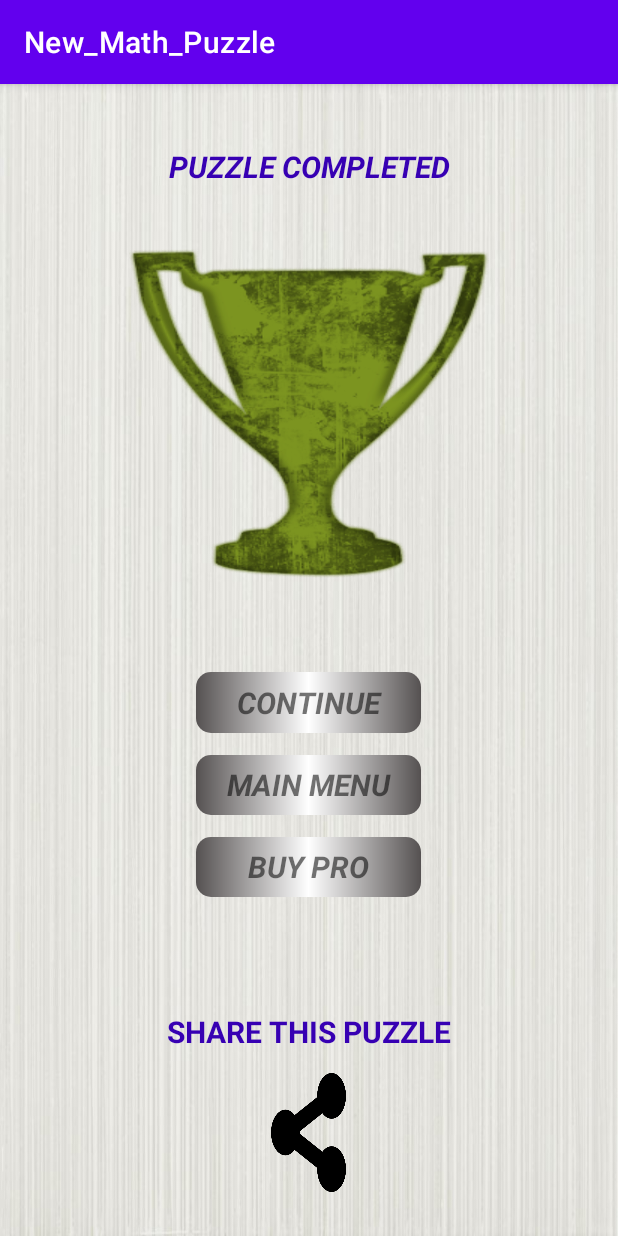
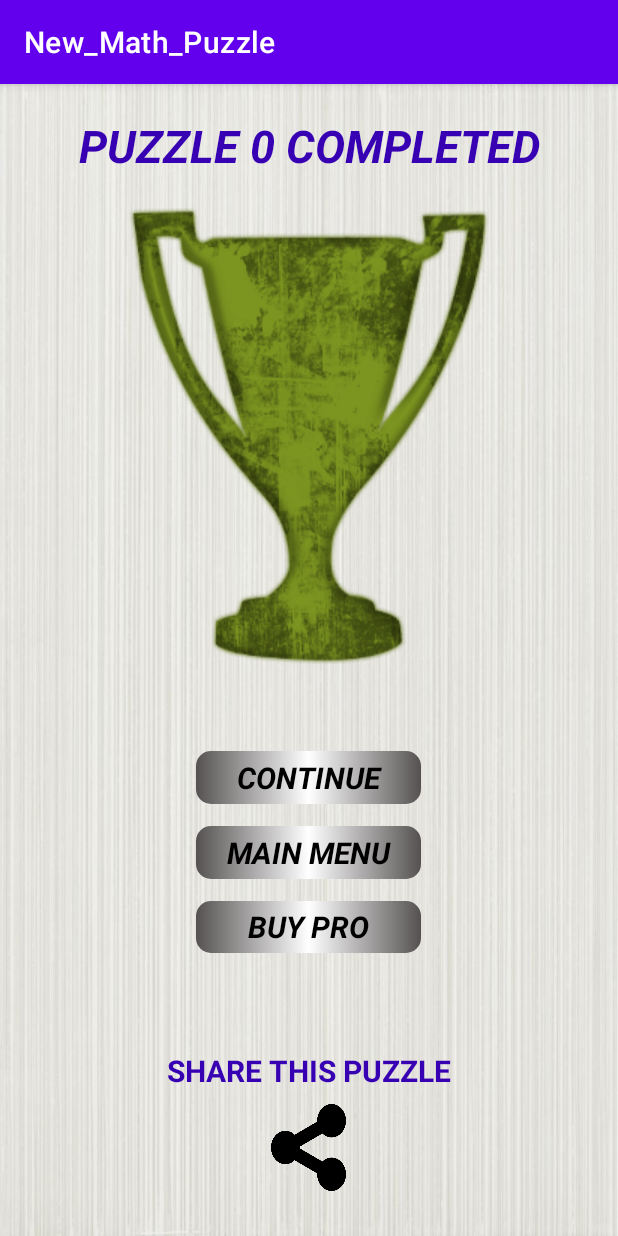
Before and after one commit to DBKakadiya44/MathPuzzle, an Android app: the Winning_page screen opened directly, with no data from a screen before it, on a phone screen of 412 x 824 dp. Run offline under Robolectric (Android 15) with nearby library versions, the phone set to English and light mode, and no system bars.

```diff
--- a/app/src/main/java/com/example/new_math_puzzle/Winning_page.java
+++ b/app/src/main/java/com/example/new_math_puzzle/Winning_page.java
@@ -9,8 +9,8 @@ import androidx.appcompat.app.AppCompatActivity;
 
 public class Winning_page extends AppCompatActivity
 {
-    TextView t1,t2;
-    int levalNo;
+    TextView t1,t2,level;
+    int levelNo;
 
     @Override
     protected void onCreate(Bundle savedInstanceState) {
@@ -18,13 +18,14 @@ public class Winning_page extends AppCompatActivity
         setContentView(R.layout.winning_page);
         t1=findViewById(R.id.continuebutton);
         t2 = findViewById(R.id.mainmenubutton);
-        levalNo = getIntent().getIntExtra("levelNo",0);
-
+        level=findViewById(R.id.winlevel);
+        levelNo = getIntent().getIntExtra("levelNo",0);
+        level.setText("PUZZLE "+levelNo+" COMPLETED");
         t1.setOnClickListener(new View.OnClickListener() {
             @Override
             public void onClick(View v) {
                 Intent intent = new Intent(Winning_page.this,Game_page.class);
-                intent.putExtra("levelNo",levalNo);
+                intent.putExtra("levelNo",levelNo);
                 startActivity(intent);
             }
         });
@@ -33,7 +34,7 @@ public class Winning_page extends AppCompatActivity
             @Override
             public void onClick(View v) {
                 Intent intent = new Intent(Winning_page.this,MainActivity.class);
-                intent.putExtra("levalNo",levalNo);
+                intent.putExtra("levalNo",levelNo);
                 startActivity(intent);
             }
         });
--- a/app/src/main/java/com/example/new_math_puzzle/config.java
+++ b/app/src/main/java/com/example/new_math_puzzle/config.java
@@ -6,5 +6,8 @@ public class config
 //            R.drawable.p8,R.drawable.p9,R.drawable.p10,R.drawable.p11,R.drawable.p12,R.drawable.p13,R.drawable.p14,
 //            R.drawable.p15,R.drawable.p16,R.drawable.p17,R.drawable.p18,R.drawable.p19,R.drawable.p20};
 
-    static String[] ansArr = {"10","20","30","40","50","60","70","80","90","100","110","120","130","140","150","160","170","180","190","200"};
+    static String[] ansArr = {"10","20","30","40","50","60","70","80","90","100",
+            "110","120","130","140","150","160","170","180","190","200",
+            "210","220","230","240","250","260","270","280","290","300",
+            "310","320","330","340","350"};
 }
--- a/app/src/main/res/layout/leval_page.xml
+++ b/app/src/main/res/layout/leval_page.xml
@@ -19,8 +19,9 @@
     <GridView
         android:layout_width="match_parent"
         android:layout_height="match_parent"
-        android:numColumns="4"
-        android:layout_weight="0.7">
+        android:numColumns="3"
+        android:layout_weight="0.7"
+        >
 
     </GridView>
 
--- a/app/src/main/res/layout/second_page.xml
+++ b/app/src/main/res/layout/second_page.xml
@@ -23,11 +23,12 @@
         <TextView
             android:layout_width="match_parent"
             android:layout_height="match_parent"
+            android:id="@+id/levelboard"
             android:layout_weight="1.1"
             android:text="Puzzle "
             android:gravity="center"
             android:textColor="@color/black"
-            android:textSize="20dp"
+            android:textSize="25dp"
             android:textStyle="bold|italic"
             android:background="@drawable/level_board"
             android:layout_margin="@dimen/_10sdp">
--- a/app/src/main/res/layout/winning_page.xml
+++ b/app/src/main/res/layout/winning_page.xml
@@ -9,16 +9,17 @@
         android:layout_width="match_parent"
         android:layout_height="match_parent"
         android:orientation="vertical"
-        android:layout_weight="0.8">
+        android:layout_weight="0.66">
 
         <TextView
             android:layout_width="match_parent"
             android:layout_height="match_parent"
-            android:layout_weight="2"
+            android:id="@+id/winlevel"
+            android:layout_weight="3"
+            android:gravity="center"
             android:text="PUZZLE COMPLETED"
             android:textColor="@color/purple_700"
-            android:gravity="center"
-            android:textSize="20dp"
+            android:textSize="30dp"
             android:textStyle="bold|italic">
 
         </TextView>
@@ -28,7 +29,7 @@
             android:layout_height="match_parent"
             android:background="@drawable/trophy"
             android:layout_gravity="center"
-            android:layout_weight="1"
+            android:layout_weight="0.8"
             ></ImageView>
 
     </LinearLayout>
@@ -54,6 +55,7 @@
             android:layout_margin="7dp"
             android:background="@drawable/bg_color"
             android:layout_weight="1"
+            android:textColor="@color/black"
             android:textSize="20dp"
             android:text="CONTINUE"
             android:gravity="center"
@@ -67,6 +69,7 @@
             android:layout_height="match_parent"
             android:id="@+id/mainmenubutton"
             android:layout_margin="7dp"
+            android:textColor="@color/black"
             android:background="@drawable/bg_color"
             android:layout_weight="1"
             android:textSize="20dp"
@@ -85,6 +88,7 @@
             android:layout_weight="1"
             android:textSize="20dp"
             android:text="BUY PRO"
+            android:textColor="@color/black"
             android:gravity="center"
             android:textStyle="italic|bold">
 
```
Also changed, not shown: app/src/main/java/com/example/new_math_puzzle/Game_page.java (+17 -5 lines), app/src/main/java/com/example/new_math_puzzle/MainActivity.java (+9 -2 lines), app/src/main/res/layout/leval_page_item.xml (added, +12 -0 lines), app/src/main/res/drawable/lock.png (added).
